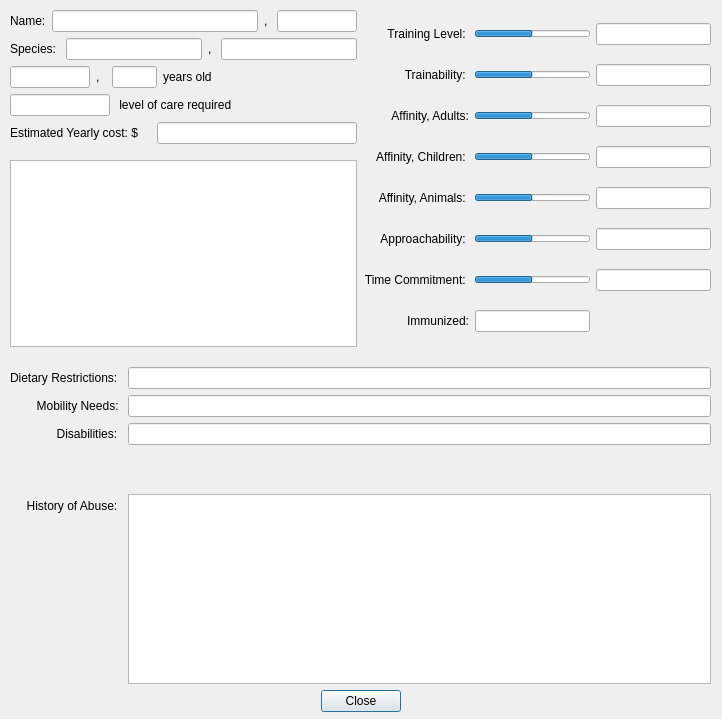
Old version of the form interface/animaldetaildialog.ui in the repository ArclightEntertainment/arclight-placeholder.
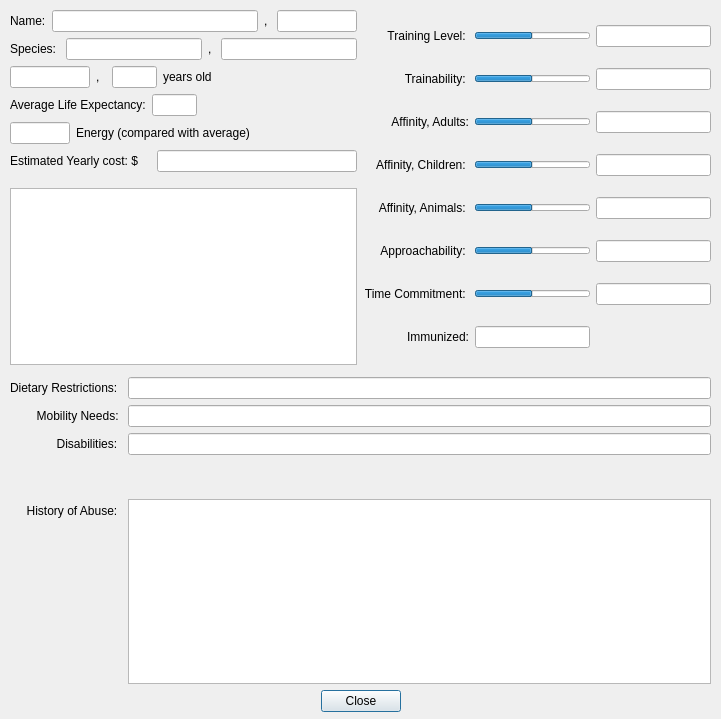
New version of the form.

Commit message: removed levelOfEnergy from Client, added it + lifeExpectancy to animal

```diff
--- a/interface/animaldetaildialog.ui
+++ b/interface/animaldetaildialog.ui
@@ -6,7 +6,7 @@
    <rect>
     <x>0</x>
     <y>0</y>
-    <width>722</width>
+    <width>721</width>
     <height>719</height>
    </rect>
   </property>
@@ -150,19 +150,59 @@
         <item>
          <layout class="QHBoxLayout" name="careLevelLayout">
           <item>
-           <widget class="QLineEdit" name="careLineEdit">
+           <widget class="QLabel" name="maxAgeLabel">
+            <property name="text">
+             <string>Average Life Expectancy:</string>
+            </property>
+           </widget>
+          </item>
+          <item>
+           <widget class="QLineEdit" name="maxAgeLineEdit">
             <property name="maximumSize">
              <size>
-              <width>100</width>
+              <width>45</width>
               <height>16777215</height>
              </size>
             </property>
            </widget>
           </item>
           <item>
-           <widget class="QLabel" name="careLevelText">
+           <spacer name="horizontalSpacer_4">
+            <property name="orientation">
+             <enum>Qt::Horizontal</enum>
+            </property>
+            <property name="sizeHint" stdset="0">
+             <size>
+              <width>40</width>
+              <height>20</height>
+             </size>
+            </property>
+           </spacer>
+          </item>
+         </layout>
+        </item>
+        <item>
+         <layout class="QHBoxLayout" name="energyLevelLayout">
+          <item>
+           <widget class="QLineEdit" name="energyLineEdit">
+            <property name="sizePolicy">
+             <sizepolicy hsizetype="Fixed" vsizetype="Fixed">
+              <horstretch>0</horstretch>
+              <verstretch>0</verstretch>
+             </sizepolicy>
+            </property>
+            <property name="maximumSize">
+             <size>
+              <width>60</width>
+              <height>16777215</height>
+             </size>
+            </property>
+           </widget>
+          </item>
+          <item>
+           <widget class="QLabel" name="energyLevelText">
             <property name="text">
-             <string> level of care required</string>
+             <string>Energy (compared with average)</string>
             </property>
            </widget>
           </item>
```
Left out of the diff: 2 changed lines with no effect on the pictures. The commit also changes 17 other files.
